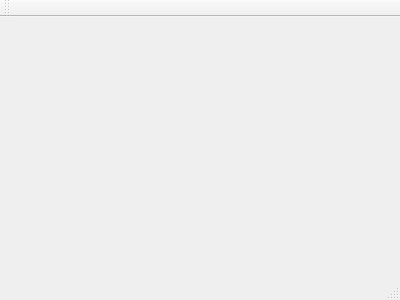
This is mainwindow.ui in ZhengPengqiao/BaiduAIStudy as Qt 5 draws it before an edit. The edited form follows.
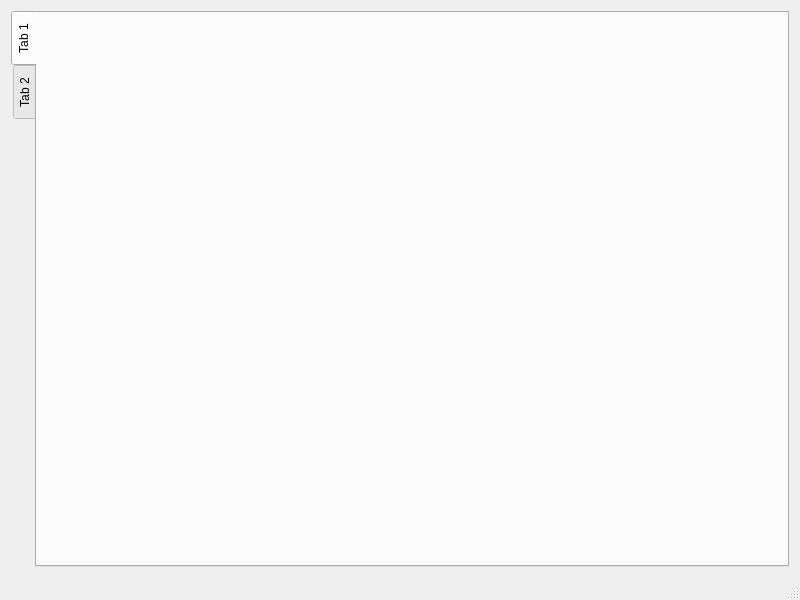
This is the edited form. Icons and pictures are not drawn.

Commit message: change tab style

What changed in the file:
```diff
--- a/mainwindow.ui
+++ b/mainwindow.ui
@@ -1,24 +1,61 @@
 <ui version="4.0">
  <class>MainWindow</class>
- <widget class="QMainWindow" name="MainWindow" >
-  <property name="geometry" >
+ <widget class="QMainWindow" name="MainWindow">
+  <property name="geometry">
    <rect>
     <x>0</x>
     <y>0</y>
-    <width>400</width>
-    <height>300</height>
+    <width>800</width>
+    <height>600</height>
    </rect>
   </property>
   <property name="windowTitle" >
    <string>MainWindow</string>
   </property>
-  <widget class="QMenuBar" name="menuBar" />
-  <widget class="QToolBar" name="mainToolBar" />
-  <widget class="QWidget" name="centralWidget" />
-  <widget class="QStatusBar" name="statusBar" />
+  <widget class="QWidget" name="centralWidget">
+   <layout class="QGridLayout" name="gridLayout">
+    <item row="0" column="0">
+     <widget class="QTabWidget" name="tabWidget">
+      <property name="enabled">
+       <bool>true</bool>
+      </property>
+      <property name="styleSheet">
+       <string notr="true">QTabWidget::pane /* The tab widget frame */
+{
+    top:40px;
+    border-image: url(:/assert/buttonback.png);
+}
+
+/* QTabWidget::tab */
+/* 如果使用CustomTabStyle进行格式控制,这里就不能配置相关格式 */
+/* 不然代码中的格式不会起作用 */
+
+/*整个最上面的tab栏*/
+QTabWidget::tab-bar {
+    alignment: left;
+}
+</string>
+      </property>
+      <property name="tabPosition">
+       <enum>QTabWidget::West</enum>
+      </property>
+      <widget class="QWidget" name="tab_3">
+       <attribute name="title">
+        <string>Tab 1</string>
+       </attribute>
+      </widget>
+      <widget class="QWidget" name="tab_4">
+       <attribute name="title">
+        <string>Tab 2</string>
+       </attribute>
+      </widget>
+     </widget>
+    </item>
+   </layout>
+  </widget>
+  <widget class="QStatusBar" name="statusBar"/>
  </widget>
- <layoutDefault spacing="6" margin="11" />
- <pixmapfunction></pixmapfunction>
+ <layoutdefault spacing="6" margin="11"/>
  <resources/>
  <connections/>
 </ui>
```
Left out of the diff: 3 changed lines with no effect on the pictures. The commit also changes 10 other files.
